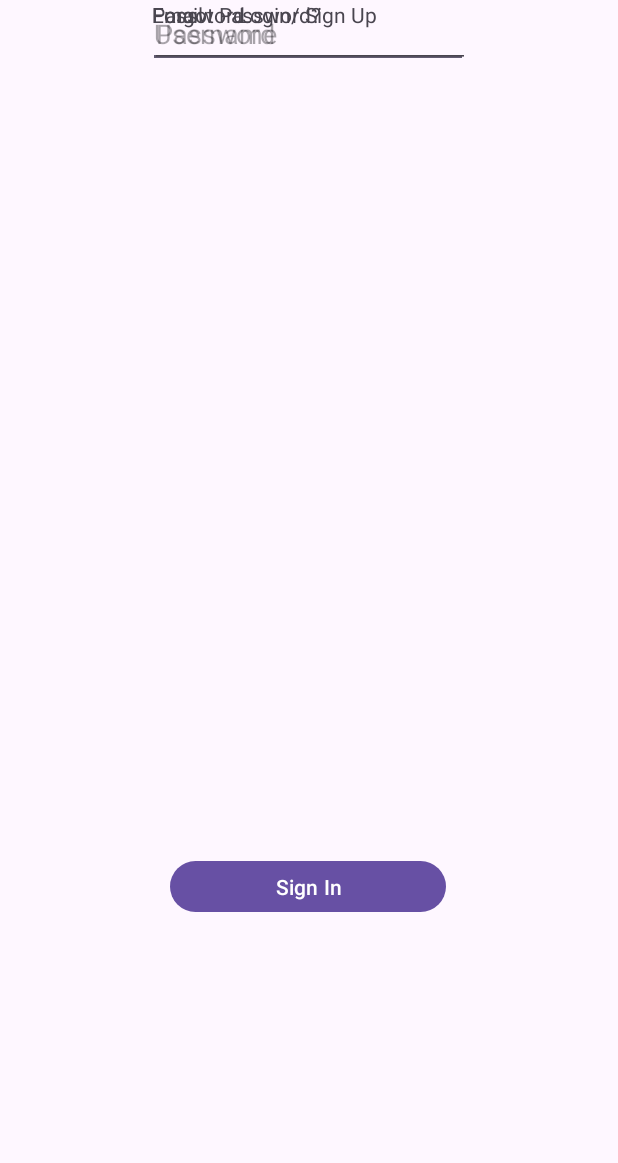
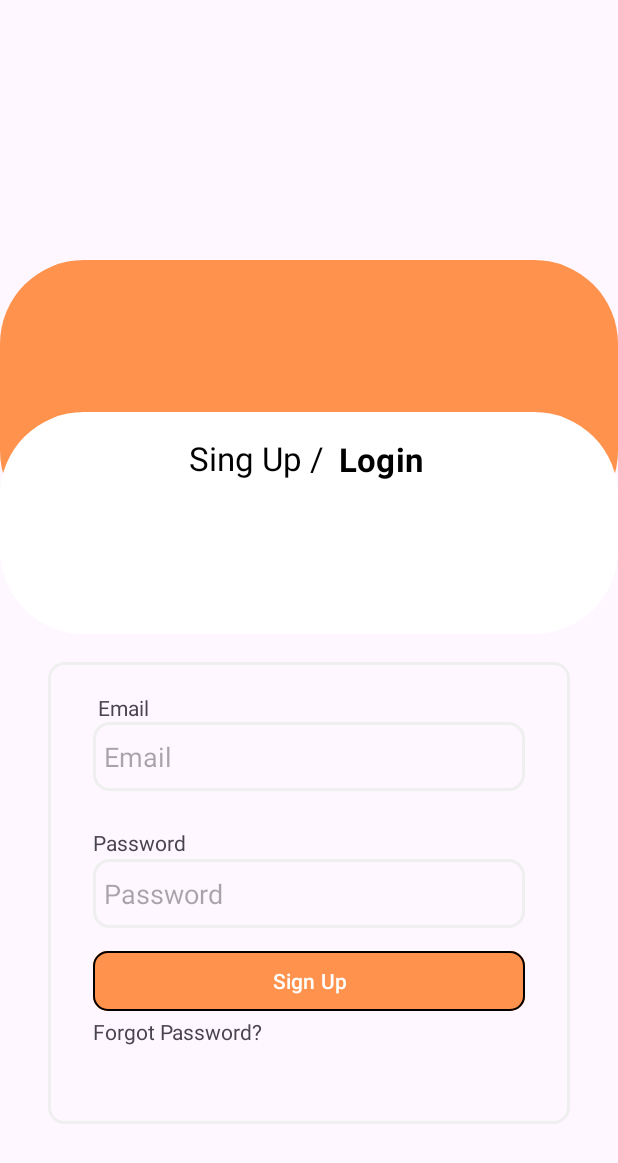
Before and after one commit to JarrydHarker/Limitless-public, an Android app: the SignUp screen opened directly, with no data from a screen before it, on a phone screen of 412 x 824 dp. Shown: the top 1163 px of the screen. Run offline under Robolectric (Android 15) with nearby library versions, the phone set to English and light mode, and no system bars.

Commit message:
styled the sign up page

```diff
--- a/app/src/main/res/layout/activity_login.xml
+++ b/app/src/main/res/layout/activity_login.xml
@@ -180,9 +180,9 @@
         android:textSize="22sp"
         app:layout_constraintBottom_toBottomOf="parent"
         app:layout_constraintEnd_toEndOf="parent"
-        app:layout_constraintHorizontal_bias="0.642"
+        app:layout_constraintHorizontal_bias="0.64"
         app:layout_constraintStart_toStartOf="parent"
         app:layout_constraintTop_toTopOf="parent"
-        app:layout_constraintVertical_bias="0.37" />
+        app:layout_constraintVertical_bias="0.377" />
 
 </androidx.constraintlayout.widget.ConstraintLayout>
--- a/app/src/main/res/layout/activity_sign_up.xml
+++ b/app/src/main/res/layout/activity_sign_up.xml
@@ -7,83 +7,178 @@
     android:layout_height="match_parent"
     tools:context=".SignUp">
 
+    <ImageView
+        android:id="@+id/imageView10"
+        android:layout_width="0dp"
+        android:layout_height="194dp"
+        app:layout_constraintBottom_toBottomOf="parent"
+        app:layout_constraintEnd_toEndOf="parent"
+        app:layout_constraintStart_toStartOf="parent"
+        app:layout_constraintTop_toTopOf="parent"
+        app:layout_constraintVertical_bias="0.0"
+        tools:srcCompat="@tools:sample/avatars" />
+
+    <ImageView
+        android:id="@+id/imageView11"
+        android:layout_width="0dp"
+        android:layout_height="183dp"
+        app:layout_constraintBottom_toBottomOf="parent"
+        app:layout_constraintEnd_toEndOf="parent"
+        app:layout_constraintHorizontal_bias="0.0"
+        app:layout_constraintStart_toStartOf="parent"
+        app:layout_constraintTop_toTopOf="parent"
+        app:layout_constraintVertical_bias="0.271"
+        app:srcCompat="@drawable/loginbackground" />
+
+    <ImageView
+        android:id="@+id/imageView12"
+        android:layout_width="0dp"
+        android:layout_height="148dp"
+        app:layout_constraintBottom_toBottomOf="parent"
+        app:layout_constraintEnd_toEndOf="parent"
+        app:layout_constraintHorizontal_bias="1.0"
+        app:layout_constraintStart_toStartOf="parent"
+        app:layout_constraintTop_toTopOf="parent"
+        app:layout_constraintVertical_bias="0.406"
+        app:srcCompat="@drawable/loginbackground2" />
+
+    <androidx.constraintlayout.widget.ConstraintLayout
+        android:layout_width="0dp"
+        android:layout_height="308dp"
+        android:layout_marginStart="32dp"
+        android:layout_marginEnd="32dp"
+        android:background="@drawable/buttonbackground"
+        app:layout_constraintBottom_toBottomOf="parent"
+        app:layout_constraintEnd_toEndOf="parent"
+        app:layout_constraintHorizontal_bias="0.0"
+        app:layout_constraintStart_toStartOf="parent"
+        app:layout_constraintTop_toTopOf="parent"
+        app:layout_constraintVertical_bias="0.855">
+
         <EditText
             android:id="@+id/SU_txtUsername"
-        android:layout_width="wrap_content"
-        android:layout_height="wrap_content"
+            android:layout_width="0dp"
+            android:layout_height="46dp"
+            android:layout_marginStart="30dp"
+            android:layout_marginEnd="30dp"
+            android:background="@drawable/buttonbackground"
             android:ems="10"
-        android:hint="Username"
+            android:hint="Email"
             android:inputType="text"
+            android:paddingLeft="7dp"
+            app:layout_constraintBottom_toBottomOf="parent"
             app:layout_constraintEnd_toEndOf="parent"
-        app:layout_constraintHorizontal_bias="0.497"
+            app:layout_constraintHorizontal_bias="0.0"
             app:layout_constraintStart_toStartOf="parent"
-        tools:layout_editor_absoluteY="285dp" />
+            app:layout_constraintTop_toTopOf="parent"
+            app:layout_constraintVertical_bias="0.152" />
 
         <Button
             android:id="@+id/SU_btnSignIn"
-        android:layout_width="184dp"
-        android:layout_height="42dp"
-        android:layout_marginBottom="212dp"
-        android:text="Sign In"
-        app:iconSize="16dp"
+            android:layout_width="0dp"
+            android:layout_height="wrap_content"
+            android:layout_marginStart="30dp"
+            android:layout_marginEnd="30dp"
+            android:backgroundTint="#FF934E"
+            android:text="Sign Up"
+            app:cornerRadius="10dp"
             app:layout_constraintBottom_toBottomOf="parent"
             app:layout_constraintEnd_toEndOf="parent"
-        app:layout_constraintHorizontal_bias="0.497"
-        app:layout_constraintStart_toStartOf="parent" />
+            app:layout_constraintHorizontal_bias="0.0"
+            app:layout_constraintStart_toStartOf="parent"
+            app:layout_constraintTop_toTopOf="parent"
+            app:layout_constraintVertical_bias="0.726"
+            app:strokeColor="#000000"
+            app:strokeWidth="1dp" />
 
         <TextView
             android:id="@+id/SU_lblPassword"
-        android:layout_width="95dp"
-        android:layout_height="22dp"
+            android:layout_width="wrap_content"
+            android:layout_height="wrap_content"
             android:text="Password"
+            app:layout_constraintBottom_toBottomOf="parent"
             app:layout_constraintEnd_toEndOf="parent"
-        app:layout_constraintHorizontal_bias="0.319"
+            app:layout_constraintHorizontal_bias="0.105"
             app:layout_constraintStart_toStartOf="parent"
-        tools:layout_editor_absoluteY="352dp" />
+            app:layout_constraintTop_toTopOf="parent"
+            app:layout_constraintVertical_bias="0.384" />
 
         <TextView
             android:id="@+id/SU_lblEmail"
-        android:layout_width="81dp"
-        android:layout_height="24dp"
+            android:layout_width="wrap_content"
+            android:layout_height="wrap_content"
             android:text="Email"
+            app:layout_constraintBottom_toBottomOf="parent"
             app:layout_constraintEnd_toEndOf="parent"
-        app:layout_constraintHorizontal_bias="0.306"
+            app:layout_constraintHorizontal_bias="0.106"
             app:layout_constraintStart_toStartOf="parent"
-        tools:layout_editor_absoluteY="252dp" />
+            app:layout_constraintTop_toTopOf="parent"
+            app:layout_constraintVertical_bias="0.072" />
 
         <EditText
             android:id="@+id/SU_txtPassword"
-        android:layout_width="wrap_content"
-        android:layout_height="wrap_content"
-        android:layout_marginStart="100dp"
-        android:layout_marginEnd="101dp"
+            android:layout_width="0dp"
+            android:layout_height="46dp"
+            android:layout_marginStart="30dp"
+            android:layout_marginEnd="30dp"
+            android:background="@drawable/buttonbackground"
             android:ems="10"
             android:hint="Password"
             android:inputType="textPassword"
+            android:paddingLeft="7dp"
+            app:layout_constraintBottom_toBottomOf="parent"
             app:layout_constraintEnd_toEndOf="parent"
             app:layout_constraintHorizontal_bias="0.0"
             app:layout_constraintStart_toStartOf="parent"
-        tools:layout_editor_absoluteY="384dp" />
+            app:layout_constraintTop_toTopOf="parent"  />
+
+        <TextView
+            android:id="@+id/SU_lblForgotPass"
+            android:layout_width="147dp"
+            android:layout_height="37dp"
+            android:text="Forgot Password?"
+            app:layout_constraintBottom_toBottomOf="parent"
+            app:layout_constraintEnd_toEndOf="parent"
+            app:layout_constraintHorizontal_bias="0.15"
+            app:layout_constraintStart_toStartOf="parent"
+            app:layout_constraintTop_toTopOf="parent"
+            app:layout_constraintVertical_bias="0.874" />
+    </androidx.constraintlayout.widget.ConstraintLayout>
 
     <TextView
         android:id="@+id/textView3"
-        android:layout_width="130dp"
-        android:layout_height="28dp"
-        android:text="Login/ Sign Up"
-        android:textAlignment="center"
+        android:layout_width="91dp"
+        android:layout_height="33dp"
+        android:fontFamily="sans-serif"
+        android:text="Sing Up /"
+        android:textColor="#000000"
+        android:textSize="22sp"
+        app:layout_constraintBottom_toBottomOf="parent"
         app:layout_constraintEnd_toEndOf="parent"
-        app:layout_constraintHorizontal_bias="0.498"
+        app:layout_constraintHorizontal_bias="0.393"
         app:layout_constraintStart_toStartOf="parent"
-        tools:layout_editor_absoluteY="166dp" />
+        app:layout_constraintTop_toTopOf="parent"
+        app:layout_constraintVertical_bias="0.368" />
 
-    <TextView
-        android:id="@+id/SU_lblForgotPass"
-        android:layout_width="160dp"
-        android:layout_height="25dp"
-        android:text="Forgot Password?"
+    <Button
+        android:id="@+id/button3"
+        android:layout_width="88dp"
+        android:layout_height="36dp"
+        android:backgroundTint="#00FFFFFF"
+        android:fontFamily="sans-serif"
+        android:paddingLeft="0dp"
+        android:paddingTop="0dp"
+        android:paddingRight="0dp"
+        android:paddingBottom="0dp"
+        android:text="Login"
+        android:textColor="@color/black"
+        android:textSize="22sp"
+        android:textStyle="bold"
+        app:layout_constraintBottom_toBottomOf="parent"
         app:layout_constraintEnd_toEndOf="parent"
-        app:layout_constraintHorizontal_bias="0.402"
+        app:layout_constraintHorizontal_bias="0.647"
         app:layout_constraintStart_toStartOf="parent"
-        tools:layout_editor_absoluteY="543dp" />
+        app:layout_constraintTop_toTopOf="parent"
+        app:layout_constraintVertical_bias="0.365" />
 
 </androidx.constraintlayout.widget.ConstraintLayout>
```
Lines whose indentation alone changed are shown as unchanged.
